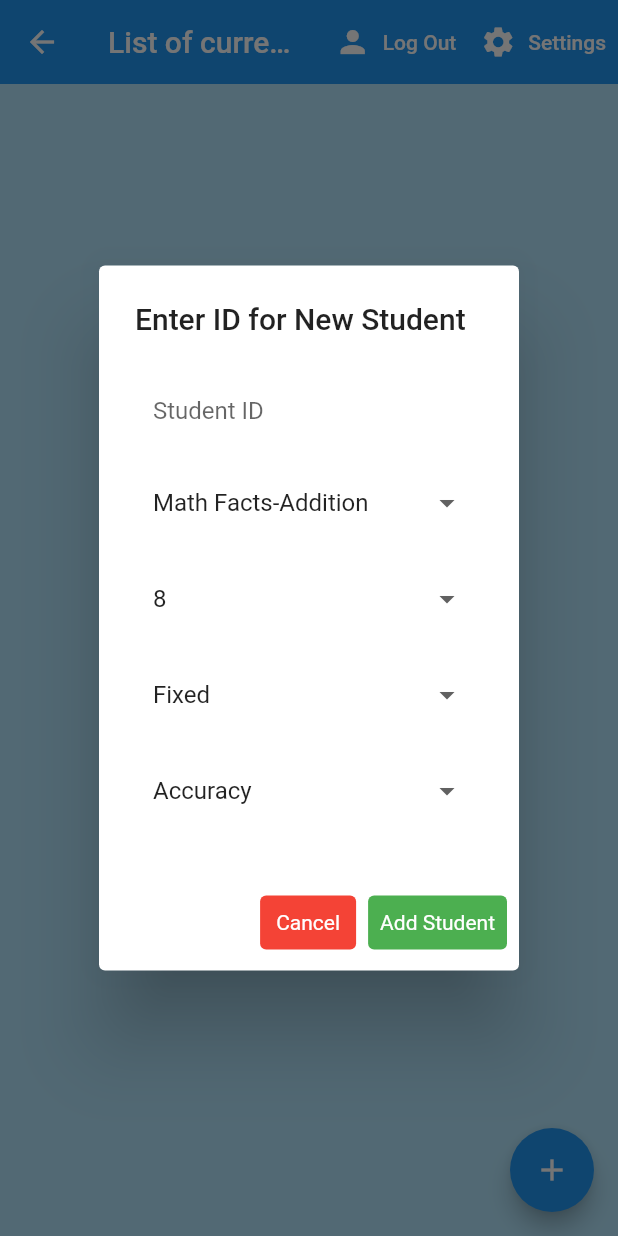
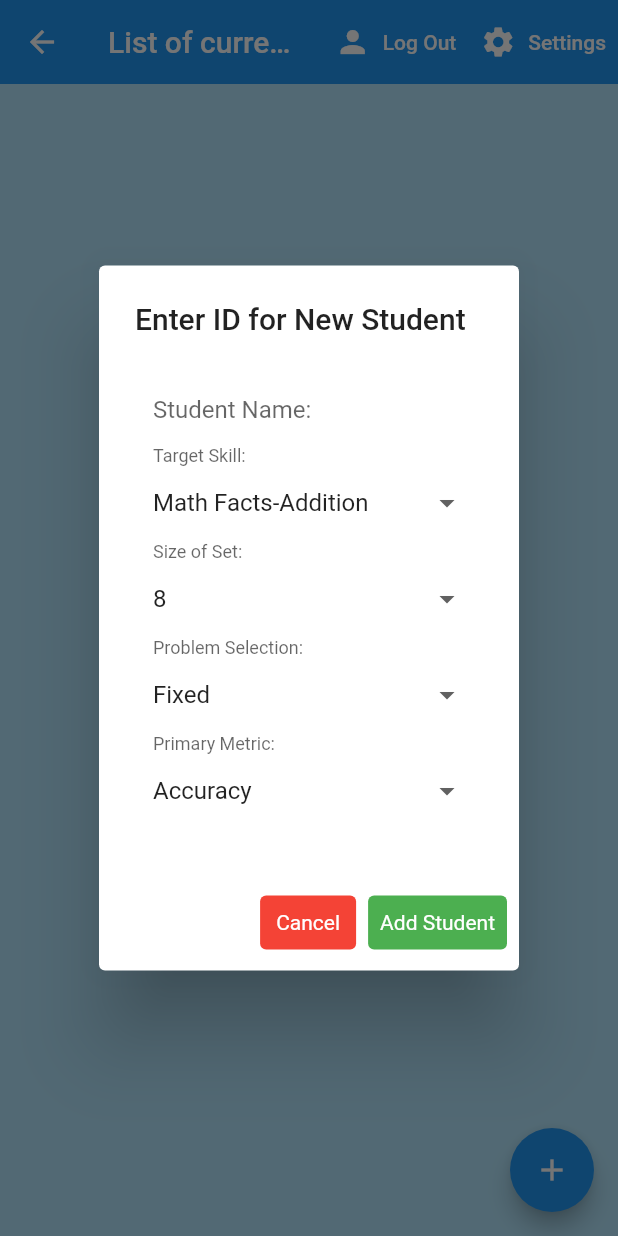
Before and after one commit to miyamot0/CCC_math_facts_flutter, a Flutter app: the Home screen opened directly, after a tap on the "add" icon, on a phone screen of 412 x 824 dp. Run offline on Flutter 3.47's test engine with Material 2 defaults, Android fonts, the phone set to English and light mode, and no system bars; our stand-ins replace cloud_firestore, firebase_auth, firebase_core, flutter_spinkit, flutter_svg, package_info; missing offline and left inert: align_positioned; accounts and stored records are empty; statements that could not run were skipped.

Commit message:
Update labels

```diff
--- a/lib/screens/home/home.dart
+++ b/lib/screens/home/home.dart
@@ -70,11 +70,13 @@ class _HomeState extends State<Home> {
                         TextField(
                           controller: _textFieldController,
                           decoration: textInputDecoration.copyWith(
-                              hintText: "Student ID"),
+                              hintText: "Student ID",
+                              labelText: "Student Name:"),
                         ),
                         DropdownButtonFormField(
                           decoration: textInputDecoration.copyWith(
-                              hintText: "Select exercise"),
+                              hintText: "Select exercise",
+                              labelText: "Target Skill:"),
                           value: _exerciseEdit,
                           items: factsType.map((setting) {
                             return DropdownMenuItem(
@@ -85,7 +87,7 @@ class _HomeState extends State<Home> {
                         ),
                         DropdownButtonFormField(
                           decoration: textInputDecoration.copyWith(
-                              hintText: "Set Size"),
+                              hintText: "Set Size", labelText: "Size of Set:"),
                           value: _setSizeEdit,
                           items: setSizeArray.map((setting) {
                             return DropdownMenuItem(
@@ -96,7 +98,8 @@ class _HomeState extends State<Home> {
                         ),
                         DropdownButtonFormField(
                           decoration: textInputDecoration.copyWith(
-                              hintText: "Set Presentation"),
+                              hintText: "Problem Selection",
+                              labelText: "Problem Selection:"),
                           value: _randomized ? 'Randomized' : 'Fixed',
                           items: ['Fixed', 'Randomized'].map((setting) {
                             return DropdownMenuItem(
@@ -107,7 +110,8 @@ class _HomeState extends State<Home> {
                         ),
                         DropdownButtonFormField(
                           decoration: textInputDecoration.copyWith(
-                              hintText: "Primary Metric"),
+                              hintText: "Primary Metric",
+                              labelText: "Primary Metric:"),
                           value: _metricEdit,
                           items: metricPreference.map((setting) {
                             return DropdownMenuItem(
```
